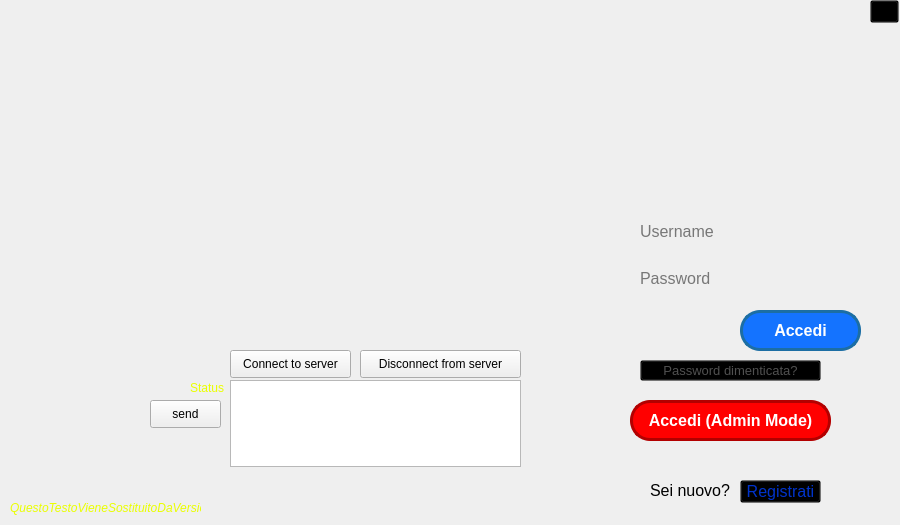
Qt form ClientModule/loginwindow.ui (giovannic96/Real-time-collaborative-text-editor) before a commit.
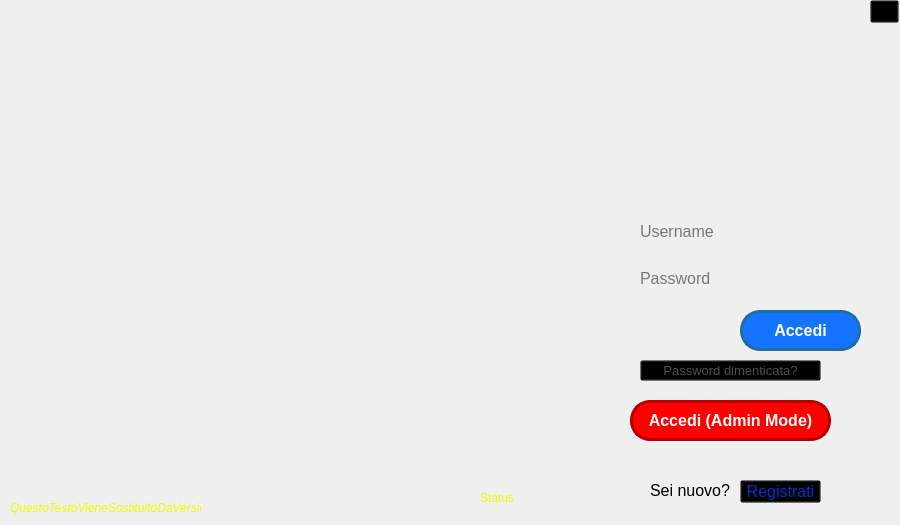
The same form after that commit. Icons and pictures are not drawn.

```diff
--- a/ClientModule/loginwindow.ui
+++ b/ClientModule/loginwindow.ui
@@ -221,8 +221,8 @@
    <widget class="QLabel" name="label_status">
     <property name="geometry">
      <rect>
-      <x>190</x>
-      <y>380</y>
+      <x>480</x>
+      <y>490</y>
       <width>55</width>
       <height>16</height>
      </rect>
@@ -234,55 +234,6 @@
      <string>Status</string>
     </property>
    </widget>
-   <widget class="QPushButton" name="pushButton_connect">
-    <property name="geometry">
-     <rect>
-      <x>230</x>
-      <y>350</y>
-      <width>121</width>
-      <height>28</height>
-     </rect>
-    </property>
-    <property name="text">
-     <string>Connect to server</string>
-    </property>
-   </widget>
-   <widget class="QPushButton" name="pushButton_disconnect">
-    <property name="geometry">
-     <rect>
-      <x>360</x>
-      <y>350</y>
-      <width>161</width>
-      <height>28</height>
-     </rect>
-    </property>
-    <property name="text">
-     <string>Disconnect from server</string>
-    </property>
-   </widget>
-   <widget class="QTextEdit" name="textEdit_log">
-    <property name="geometry">
-     <rect>
-      <x>230</x>
-      <y>380</y>
-      <width>291</width>
-      <height>87</height>
-     </rect>
-    </property>
-   </widget>
-   <widget class="QPushButton" name="pushButton_send">
-    <property name="geometry">
-     <rect>
-      <x>150</x>
-      <y>400</y>
-      <width>71</width>
-      <height>28</height>
-     </rect>
-    </property>
-    <property name="text">
-     <string>send</string>
-    </property>
-   </widget>
    <widget class="QPushButton" name="exitButton">
     <property name="geometry">
      <rect>
```
